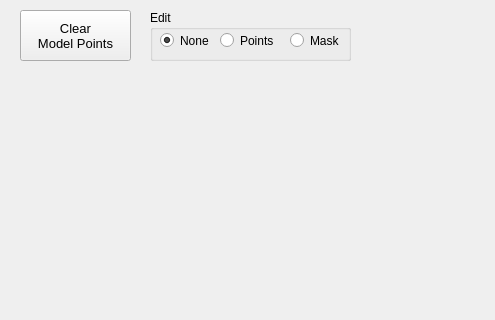
First picture: the form in mountwizzard/gui/hemisphere_dialog_ui.ui, repository sayitfast/MountWizzard3, before the edit; both pictures show x 0 to 495 and y 0 to 320 of the 791 by 641 pixel window.
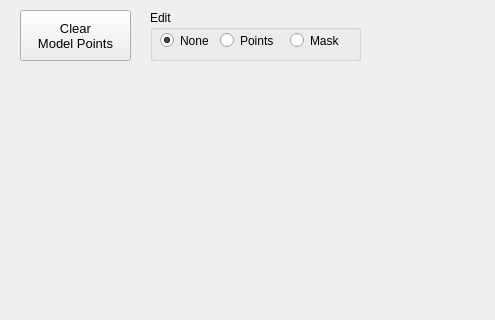
Second picture: the form after the edit.

Diff of the .ui file:
```diff
--- a/mountwizzard/gui/hemisphere_dialog_ui.ui
+++ b/mountwizzard/gui/hemisphere_dialog_ui.ui
@@ -77,7 +77,7 @@
     <rect>
      <x>150</x>
      <y>10</y>
-     <width>201</width>
+     <width>211</width>
      <height>51</height>
     </rect>
    </property>
@@ -105,7 +105,7 @@
      <rect>
       <x>70</x>
       <y>20</y>
-      <width>61</width>
+      <width>71</width>
       <height>21</height>
      </rect>
     </property>
```
